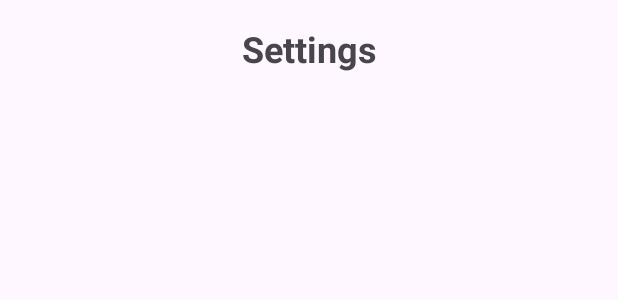
After one commit to NatanProtector/android-workshop-final-project, an Android app: the layout activity_settings.xml on its own in the app's theme, with its tools: preview values and no code run, on a phone screen of 412 x 824 dp. The commit adds this screen. Shown: the top 300 px of the screen. Run offline under Robolectric (Android 15) with nearby library versions, the phone set to English and light mode, and no system bars.

Commit message:
Adding settings activity
Adding settings activity and button to settings through main

```diff
--- /dev/null
+++ b/app/src/main/res/layout/activity_settings.xml
@@ -0,0 +1,22 @@
+<?xml version="1.0" encoding="utf-8"?>
+<androidx.constraintlayout.widget.ConstraintLayout xmlns:android="http://schemas.android.com/apk/res/android"
+    xmlns:app="http://schemas.android.com/apk/res-auto"
+    xmlns:tools="http://schemas.android.com/tools"
+    android:id="@+id/main"
+    android:layout_width="match_parent"
+    android:layout_height="match_parent"
+    tools:context=".SettingsActivity">
+
+    <TextView
+        android:id="@+id/settings_title"
+        android:layout_width="wrap_content"
+        android:layout_height="wrap_content"
+        android:layout_marginTop="16dp"
+        android:text="Settings"
+        android:textSize="24sp"
+        android:textStyle="bold"
+        app:layout_constraintEnd_toEndOf="parent"
+        app:layout_constraintStart_toStartOf="parent"
+        app:layout_constraintTop_toTopOf="parent" />
+
+</androidx.constraintlayout.widget.ConstraintLayout>
```
Also changed, not shown: app/src/main/AndroidManifest.xml (+8 -2 lines), app/src/main/java/com/natanp_josefm_michaelk/picturegram/MainActivity.java (+5 -6 lines), app/src/main/java/com/natanp_josefm_michaelk/picturegram/SettingsActivity.java (added, +18 -0 lines), app/src/main/res/layout/activity_main.xml (+24 -8 lines), app/src/main/res/values/strings.xml (+7 -0 lines).
